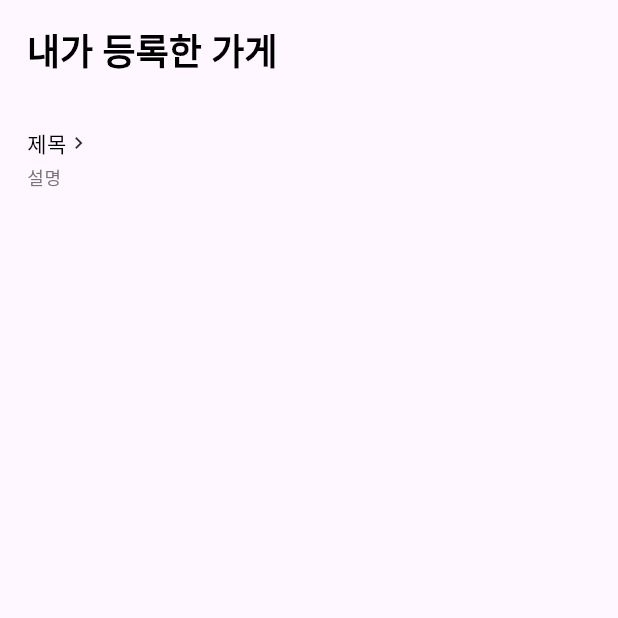
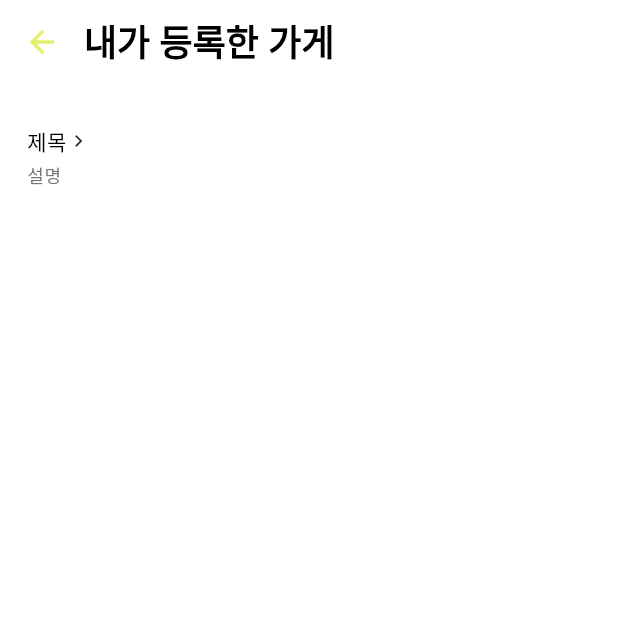
Before and after one commit to minijini/buycott, a Flutter app: the MyStoreRegisterScreen screen opened by its route, on a phone screen of 412 x 824 dp, the top half of it. Run offline on Flutter 3.47's test engine with Material 3 defaults, Android fonts, the phone set to English and light mode, and no system bars; our stand-ins replace banner_carousel, cached_network_image, connectivity_plus, dio, extended_image, firebase_core and 8 more; missing offline and left inert: device_screen_size, flutter_naver_login, flutter_udid, kakao_flutter_sdk, kakao_flutter_sdk_user; accounts and stored records are empty; network calls fail.

Commit message:
design : appbar theme 추가 및 변경

```diff
--- a/lib/screen/myprofile/my_store_register_screen.dart
+++ b/lib/screen/myprofile/my_store_register_screen.dart
@@ -15,20 +15,27 @@ class _MyStoreRegisterScreenState extends State<MyStoreRegisterScreen> {
   @override
   Widget build(BuildContext context) {
     return Scaffold(
+      appBar: AppBar(
+        title: Text(
+          '내가 등록한 가게',
+          style: Theme.of(context).textTheme.titleLarge,
+        ),
+      ),
       body: SafeArea(
         child: Container(
+          color: Colors.white,
           padding: EdgeInsets.symmetric(vertical: sized_18),
           child: Column(
             crossAxisAlignment: CrossAxisAlignment.start,
             children: [
-              Padding(
-                padding: EdgeInsets.symmetric(horizontal: sized_18),
-                child: Text(
-                  '내가 등록한 가게',
-                  style: Theme.of(context).textTheme.titleLarge,
-                ),
-              ),
-              heightSizeBox(sized_26),
+              // Padding(
+              //   padding: EdgeInsets.symmetric(horizontal: sized_18),
+              //   child: Text(
+              //     '내가 등록한 가게',
+              //     style: Theme.of(context).textTheme.titleLarge,
+              //   ),
+              // ),
+              // heightSizeBox(sized_26),
               MyShopRegisterListTile(),
 
             ],
```
Also changed, not shown: lib/screen/myprofile/my_review_screen.dart (+8 -13 lines), lib/screen/store/store_detail_screen.dart (+32 -8 lines), lib/utils/theme/basic_theme.dart (+6 -1 lines).
